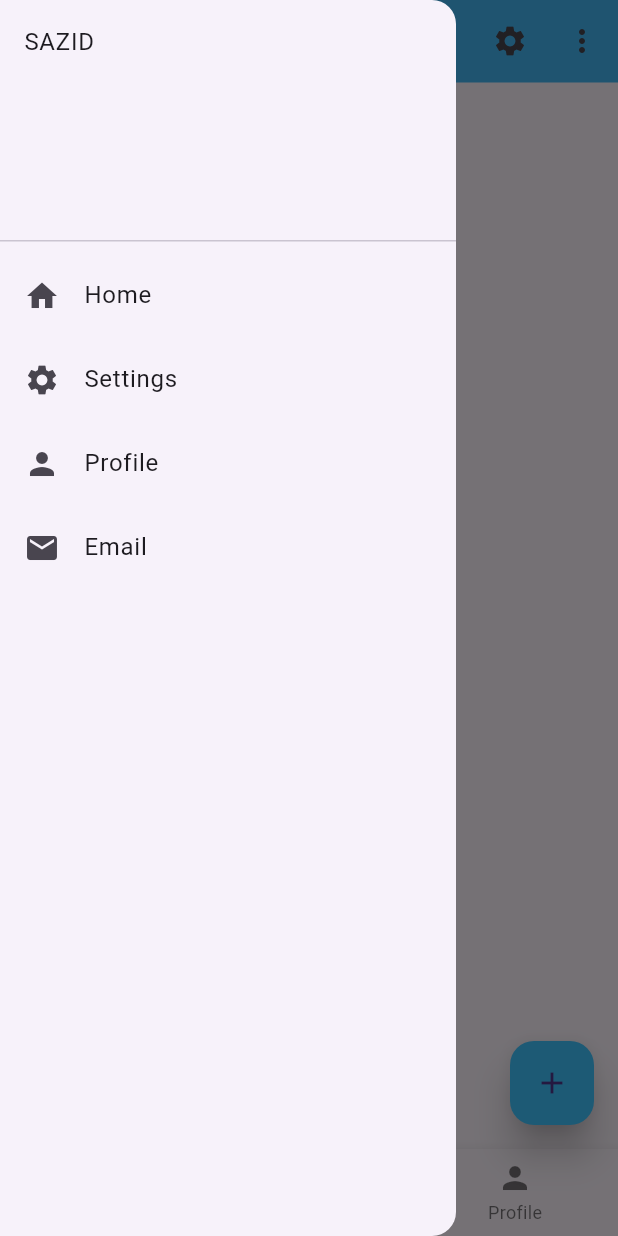
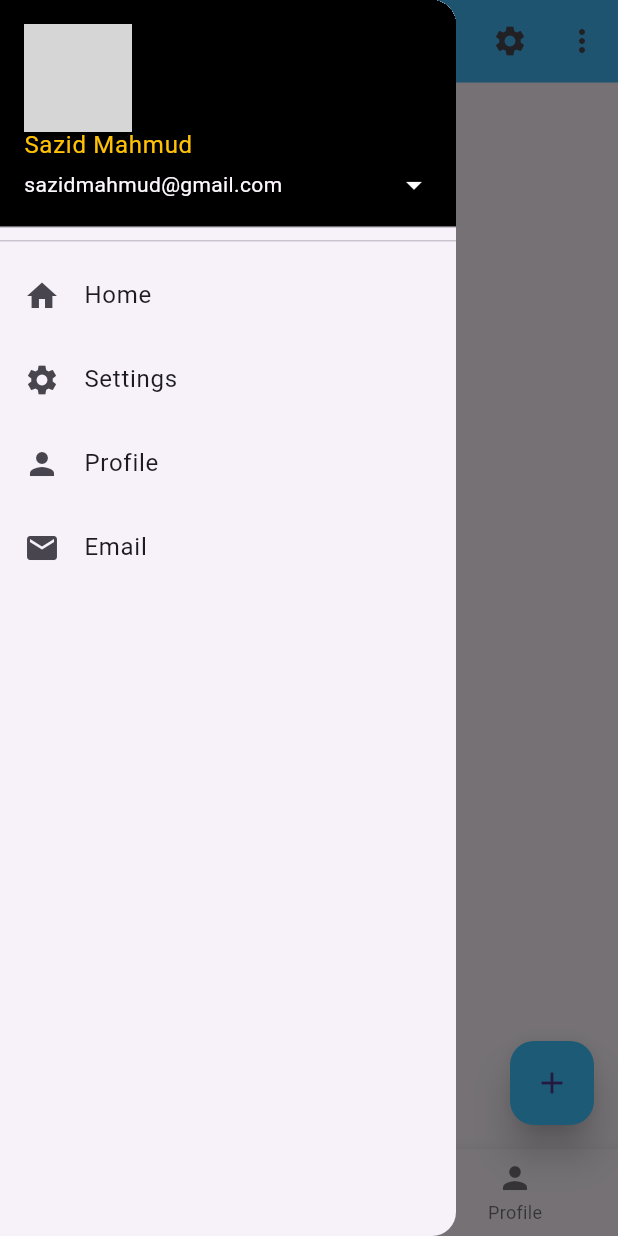
Before and after one commit to sazidmahmud36/flutter_world, a Flutter app: the screen it shows after launch, with the side drawer open, on a phone screen of 412 x 824 dp. Run offline on Flutter 3.47's test engine with Material 3 defaults, Android fonts, the phone set to English and light mode, and no system bars; network calls fail; grey boxes are pictures that could not be loaded.

Commit message:
Navigation Drawer Design

```diff
--- a/basic_wiz/lib/main.dart
+++ b/basic_wiz/lib/main.dart
@@ -74,7 +74,16 @@ class HomeActivity extends StatelessWidget{
       drawer: Drawer(
         child: ListView(
           children: [
-            DrawerHeader(child: Text("SAZID")),
+            DrawerHeader(
+              padding: EdgeInsets.all(0),
+                child: UserAccountsDrawerHeader(
+                  accountName: Text("Sazid Mahmud",style: TextStyle(color: Colors.amber),),
+                  accountEmail: Text("sazidmahmud@gmail.com"),
+                  decoration: BoxDecoration(color: Colors.black),
+                  currentAccountPicture: Image.network("https://avatars.githubusercontent.com/u/45362238?v=4"),
+                  onDetailsPressed: (){MySnackBar("This is my Account", context);},
+                )
+            ),
             ListTile(
                 leading: Icon(Icons.home),
                 title: Text("Home"),
```
